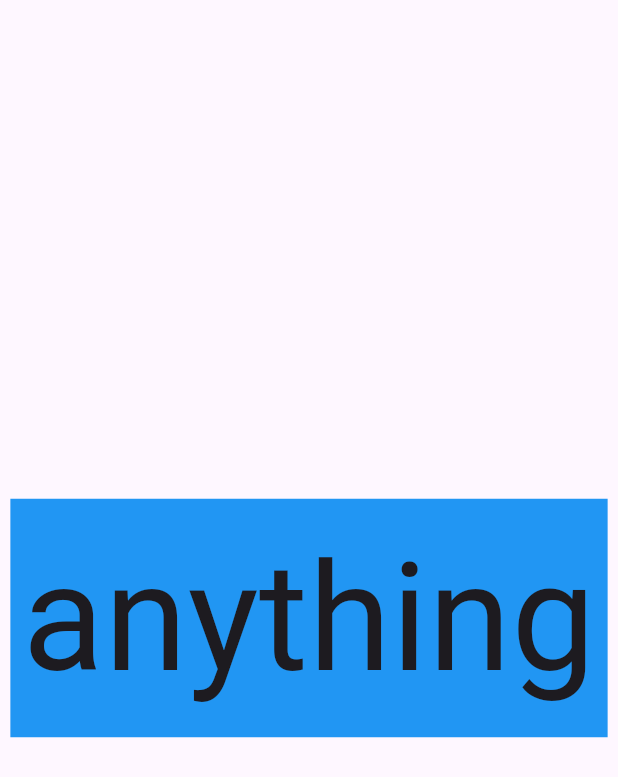
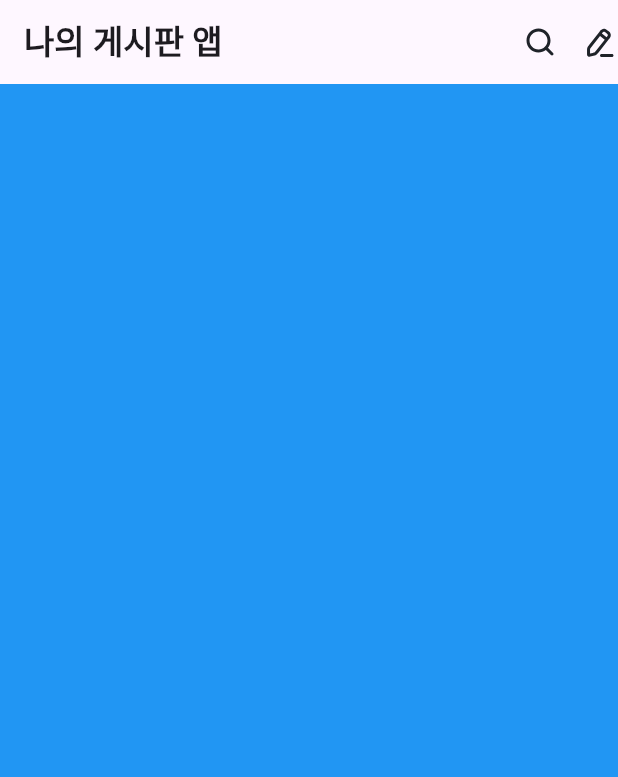
Before and after one commit to AzamatMedetbekov/BoardingApp, a Flutter app: the screen it shows after launch, on a phone screen of 412 x 824 dp. Shown: the top 777 px of the screen. Run offline on Flutter 3.47's test engine with Material 3 defaults, Android fonts, the phone set to English and light mode, and no system bars; our stand-ins replace flutter_svg.

Commit message:
added header

```diff
--- /dev/null
+++ b/lib/gen/assets.gen.dart
@@ -0,0 +1,38 @@
+// dart format width=80
+
+/// GENERATED CODE - DO NOT MODIFY BY HAND
+/// *****************************************************
+///  FlutterGen
+/// *****************************************************
+
+// coverage:ignore-file
+// ignore_for_file: type=lint
+// ignore_for_file: deprecated_member_use,directives_ordering,implicit_dynamic_list_literal,unnecessary_import
+
+class $AssetsIconsGen {
+  const $AssetsIconsGen();
+
+  /// File path: assets/icons/home.svg
+  String get home => 'assets/icons/home.svg';
+
+  /// File path: assets/icons/person.svg
+  String get person => 'assets/icons/person.svg';
+
+  /// File path: assets/icons/search.svg
+  String get search => 'assets/icons/search.svg';
+
+  /// File path: assets/icons/squares.svg
+  String get squares => 'assets/icons/squares.svg';
+
+  /// File path: assets/icons/write.svg
+  String get write => 'assets/icons/write.svg';
+
+  /// List of all assets
+  List<String> get values => [home, person, search, squares, write];
+}
+
+class Assets {
+  const Assets._();
+
+  static const $AssetsIconsGen icons = $AssetsIconsGen();
+}
--- a/lib/main.dart
+++ b/lib/main.dart
@@ -1,5 +1,5 @@
 import 'package:flutter/material.dart';
-import 'package:flutter_application_1/widgets/blue_text.dart';
+import 'package:flutter_application_1/widgets/header.dart';
 
 void main() {
   runApp(const MyApp());
@@ -11,7 +11,10 @@ class MyApp extends StatelessWidget {
   @override
   Widget build(BuildContext context) {
     return MaterialApp(
-      home: Scaffold(body: Center(child: BlueText())),
+      home: Scaffold(
+        appBar: Header(),
+        body: Container(padding: EdgeInsets.all(20.0), color: Colors.blue),
+      ),
     );
   }
 }
--- a/lib/widgets/blue_text.dart
+++ /dev/null
@@ -1,18 +0,0 @@
-import 'package:flutter/material.dart';
-
-class BlueText extends StatelessWidget {
-  const BlueText({
-    super.key,
-  });
-
-  @override
-  Widget build(BuildContext context) {
-    return Container(
-      color: Colors.blue,
-      child: Padding(
-        padding: const EdgeInsets.all(8.0),
-        child: Text("anything", style: TextStyle(fontSize: 100)),
-      ),
-    );
-  }
-}
--- /dev/null
+++ b/lib/widgets/header.dart
@@ -0,0 +1,24 @@
+import 'package:flutter/material.dart';
+import 'package:flutter_application_1/gen/assets.gen.dart';
+import 'package:flutter_svg/svg.dart';
+
+class Header extends StatelessWidget implements PreferredSizeWidget{
+  const Header({
+    super.key,
+  });
+
+  @override
+  Widget build(BuildContext context) {
+    return AppBar(
+      title: const Text("나의 게시판 앱", style: TextStyle(fontWeight: FontWeight.w700)),
+      actions: [
+        GestureDetector(child: SvgPicture.asset(Assets.icons.search)),
+        SizedBox(width: 16),
+        GestureDetector(child: SvgPicture.asset(Assets.icons.write))
+      ]
+    );
+  }
+
+  @override
+  Size get preferredSize => const Size.fromHeight(kToolbarHeight);
+}
```
Also changed, not shown: pubspec.yaml (+10 -3 lines), assets/icons/home.svg (added), assets/icons/person.svg (added), assets/icons/search.svg (added), assets/icons/squares.svg (added), assets/icons/write.svg (added), pubspec.lock.
